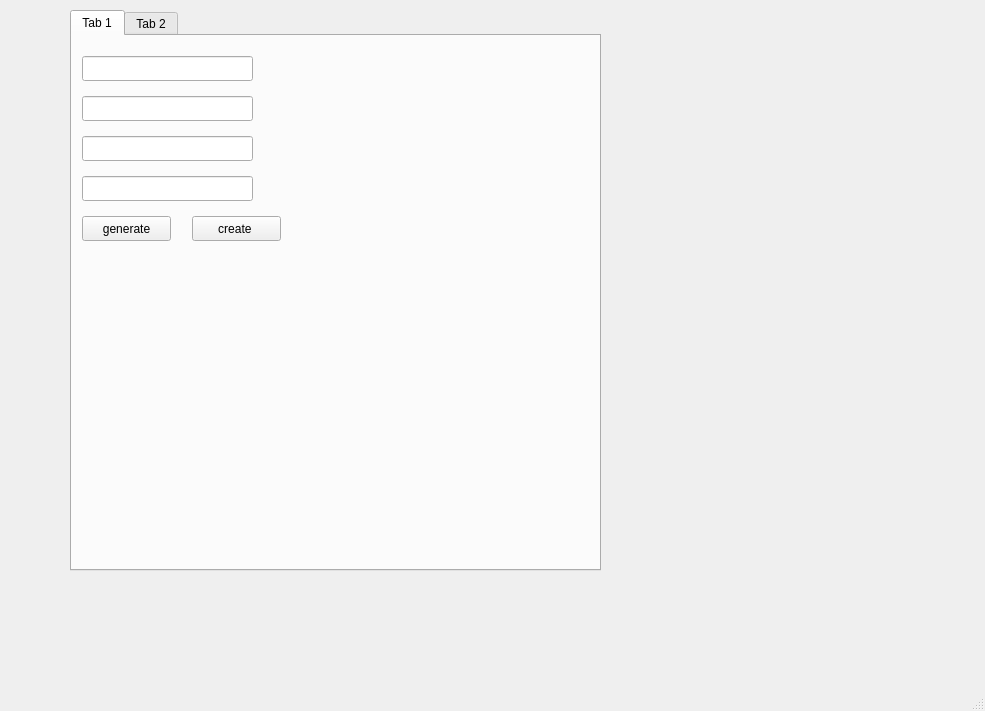
Above: main.ui from JadesHeart/index-reader before the change. Below: the same form after it.
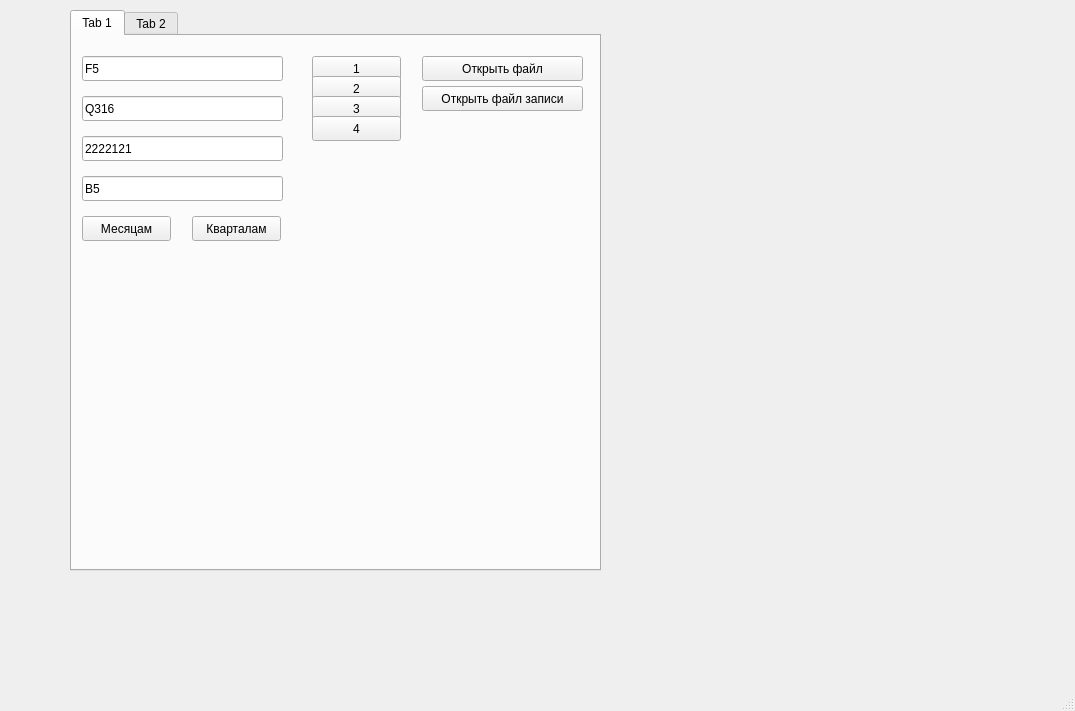
That is the form after the change.

Commit message: create quarter interface

The edit to the form file:
```diff
--- a/main.ui
+++ b/main.ui
@@ -6,7 +6,7 @@
    <rect>
     <x>0</x>
     <y>0</y>
-    <width>985</width>
+    <width>1075</width>
     <height>711</height>
    </rect>
   </property>
@@ -35,20 +35,33 @@
        <rect>
         <x>10</x>
         <y>20</y>
-        <width>171</width>
+        <width>201</width>
         <height>25</height>
        </rect>
       </property>
+      <property name="styleSheet">
+       <string notr="true">.left_border
+{
+    background: transparent;
+    border: none;
+}</string>
+      </property>
+      <property name="text">
+       <string>F5</string>
+      </property>
      </widget>
      <widget class="QLineEdit" name="right_borde">
       <property name="geometry">
        <rect>
         <x>10</x>
         <y>60</y>
-        <width>171</width>
+        <width>201</width>
         <height>25</height>
        </rect>
       </property>
+      <property name="text">
+       <string>Q316</string>
+      </property>
      </widget>
      <widget class="QPushButton" name="generate_button">
       <property name="geometry">
@@ -60,7 +73,7 @@
        </rect>
       </property>
       <property name="text">
-       <string>generate</string>
+       <string>Месяцам</string>
       </property>
      </widget>
      <widget class="QLineEdit" name="categories_location">
@@ -68,10 +81,13 @@
        <rect>
         <x>10</x>
         <y>100</y>
-        <width>171</width>
+        <width>201</width>
         <height>25</height>
        </rect>
       </property>
+      <property name="text">
+       <string>2222121</string>
+      </property>
      </widget>
      <widget class="QPushButton" name="generate_button_2">
       <property name="geometry">
@@ -83,17 +99,98 @@
        </rect>
       </property>
       <property name="text">
-       <string>create </string>
+       <string>Кварталам</string>
       </property>
      </widget>
-     <widget class="QLineEdit" name="last_string">
+     <widget class="QPushButton" name="add_one">
+      <property name="geometry">
+       <rect>
+        <x>240</x>
+        <y>20</y>
+        <width>89</width>
+        <height>25</height>
+       </rect>
+      </property>
+      <property name="text">
+       <string>1</string>
+      </property>
+     </widget>
+     <widget class="QPushButton" name="add_two">
+      <property name="geometry">
+       <rect>
+        <x>240</x>
+        <y>40</y>
+        <width>89</width>
+        <height>25</height>
+       </rect>
+      </property>
+      <property name="text">
+       <string>2</string>
+      </property>
+     </widget>
+     <widget class="QPushButton" name="add_three">
+      <property name="geometry">
+       <rect>
+        <x>240</x>
+        <y>60</y>
+        <width>89</width>
+        <height>25</height>
+       </rect>
+      </property>
+      <property name="text">
+       <string>3</string>
+      </property>
+     </widget>
+     <widget class="QPushButton" name="add_four">
+      <property name="geometry">
+       <rect>
+        <x>240</x>
+        <y>80</y>
+        <width>89</width>
+        <height>25</height>
+       </rect>
+      </property>
+      <property name="text">
+       <string>4</string>
+      </property>
+     </widget>
+     <widget class="QLineEdit" name="name">
       <property name="geometry">
        <rect>
         <x>10</x>
         <y>140</y>
-        <width>171</width>
+        <width>201</width>
         <height>25</height>
        </rect>
+      </property>
+      <property name="text">
+       <string>B5</string>
+      </property>
+     </widget>
+     <widget class="QPushButton" name="read_file">
+      <property name="geometry">
+       <rect>
+        <x>350</x>
+        <y>20</y>
+        <width>161</width>
+        <height>25</height>
+       </rect>
+      </property>
+      <property name="text">
+       <string>Открыть файл</string>
+      </property>
+     </widget>
+     <widget class="QPushButton" name="record_file">
+      <property name="geometry">
+       <rect>
+        <x>350</x>
+        <y>50</y>
+        <width>161</width>
+        <height>25</height>
+       </rect>
+      </property>
+      <property name="text">
+       <string>Открыть файл записи</string>
       </property>
      </widget>
     </widget>
```
Left out of the diff: 6 changed lines with no effect on the pictures. The commit also changes 17 other files.
